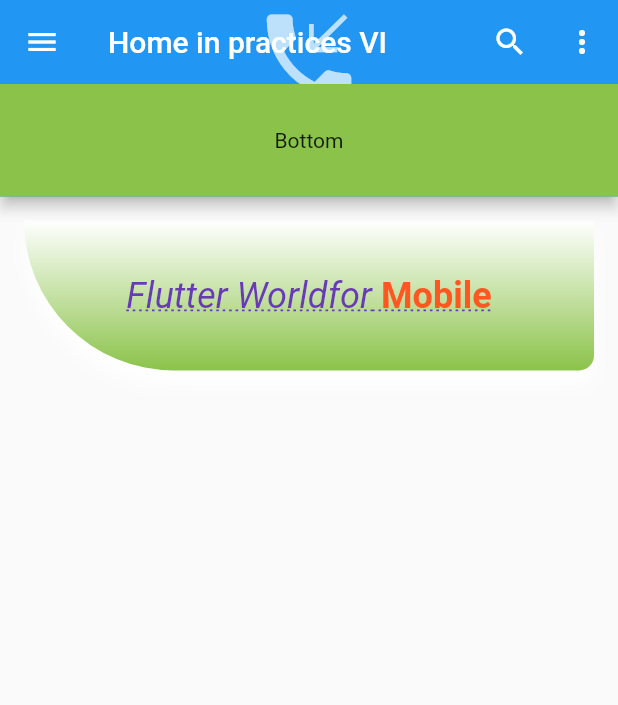
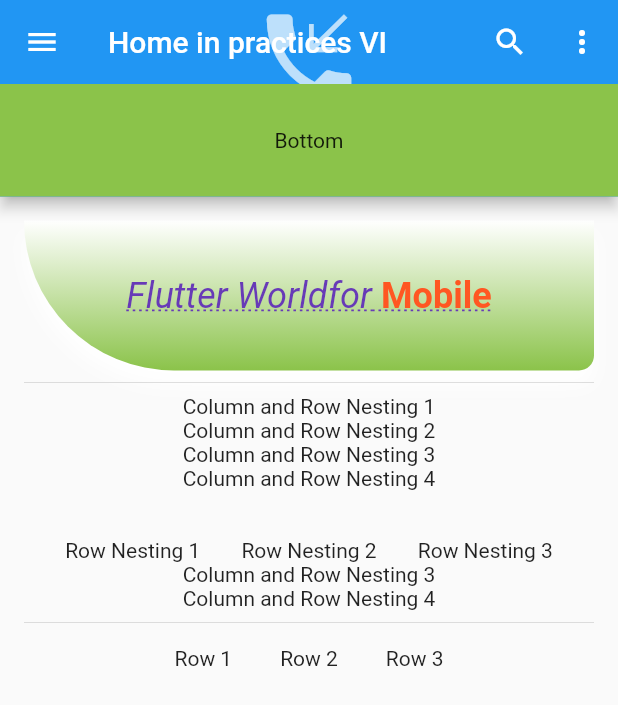
Before and after one commit to jcarloshg/vi_widgets_comunes, a Flutter app: the screen it shows after launch, on a phone screen of 412 x 824 dp. Shown: the top 705 px of the screen. Run offline on Flutter 3.47's test engine with Material 2 defaults, Android fonts, the phone set to English and light mode, and no system bars.

Commit message:
add colums

```diff
--- /dev/null
+++ b/lib/pages/ColumnAndRowNestingWidget.dart
@@ -0,0 +1,16 @@
+// ColumnAndRowNestingWidget.dart
+
+// ignore_for_file: file_names
+// ignore: unnecessary_import
+import 'package:flutter/material.dart';
+
+class ColumnAndRowNestingWidget extends StatelessWidget {
+  const ColumnAndRowNestingWidget({Key? key}) : super(key: key);
+
+  @override
+  Widget build(BuildContext context) {
+    return const Scaffold(
+      body: Padding(padding: EdgeInsets.all(16)),
+    );
+  }
+}
--- /dev/null
+++ b/lib/pages/ColumnWidget.dart
@@ -0,0 +1,45 @@
+// ColumnWidget.dart
+
+// ignore_for_file: file_names
+// ignore: unnecessary_import
+import 'dart:ui';
+
+import 'package:flutter/material.dart';
+
+class ColumnWidget extends StatelessWidget {
+  const ColumnWidget({Key? key}) : super(key: key);
+
+  @override
+  Widget build(BuildContext context) {
+    return Column(
+      crossAxisAlignment: CrossAxisAlignment.center,
+      mainAxisAlignment: MainAxisAlignment.spaceEvenly,
+      mainAxisSize: MainAxisSize.max,
+      children: <Widget>[
+        const Text('Column and Row Nesting 1'),
+        const Text('Column and Row Nesting 2'),
+        const Text('Column and Row Nesting 3'),
+        const Text('Column and Row Nesting 4'),
+        const Padding(
+          padding: EdgeInsets.all(16),
+        ),
+        Row(
+          mainAxisAlignment: MainAxisAlignment.spaceEvenly,
+          children: const <Widget>[
+            Text('Row Nesting 1'),
+            Text('Row Nesting 2'),
+            Text('Row Nesting 3'),
+          ],
+        ),
+        const Text('Column and Row Nesting 3'),
+        const Text('Column and Row Nesting 4'),
+
+        // Text('Column 1'),
+        // Divider(),
+        // Text('Column 2'),
+        // Divider(),
+        // Text('Column 3'),
+      ],
+    );
+  }
+}
--- a/lib/pages/ContainerWithBoxDecorationWidget.dart
+++ b/lib/pages/ContainerWithBoxDecorationWidget.dart
@@ -3,6 +3,7 @@
 
 // ignore_for_file: file_names
 
+// ignore: unnecessary_import
 import 'dart:ui';
 
 import 'package:flutter/material.dart';
--- a/lib/pages/Home.dart
+++ b/lib/pages/Home.dart
@@ -1,10 +1,14 @@
-// ignore: file_names
 
 // by Jose Carlos Huerta Garcia
 // home.dart
 
+// ignore_for_file: file_names
+
 import 'package:flutter/material.dart';
 import 'package:vi_basics/pages/ContainerWithBoxDecorationWidget.dart';
+import 'package:vi_basics/pages/RowWidget.dart';
+
+import 'ColumnWidget.dart';
 
 class Home extends StatefulWidget {
   const Home({Key? key}) : super(key: key);
@@ -50,8 +54,12 @@
           child: SafeArea(
             child: SingleChildScrollView(
               child: Column(
-                children: <Widget>[
-                  const ContainerWithBoxDecorationWidget(),
+                children: const <Widget>[
+                  ContainerWithBoxDecorationWidget(),
+                  Divider(),
+                  ColumnWidget(),
+                  Divider(),
+                  RowWidget()
                 ],
               ),
             ),
--- /dev/null
+++ b/lib/pages/RowWidget.dart
@@ -0,0 +1,33 @@
+
+// RowWidget.dart
+
+// ignore_for_file: file_names
+// ignore: unnecessary_import
+import 'dart:ui';
+
+import 'package:flutter/material.dart';
+
+class RowWidget extends StatelessWidget{
+  const RowWidget({Key? key}) : super(key: key);
+
+  @override
+  Widget build(BuildContext context) {
+    return Row(
+      crossAxisAlignment: CrossAxisAlignment.start,
+      mainAxisAlignment: MainAxisAlignment.spaceEvenly,
+      mainAxisSize: MainAxisSize.max,
+      children: <Widget>[
+        Row(
+          children: const <Widget>[
+            Text('Row 1'),
+            Padding(padding: EdgeInsets.all(16.0)),
+            Text('Row 2'),
+            Padding(padding: EdgeInsets.all(16.0)),
+            Text('Row 3'),
+          ],
+        )
+      ],
+    );
+  }
+
+}
```
